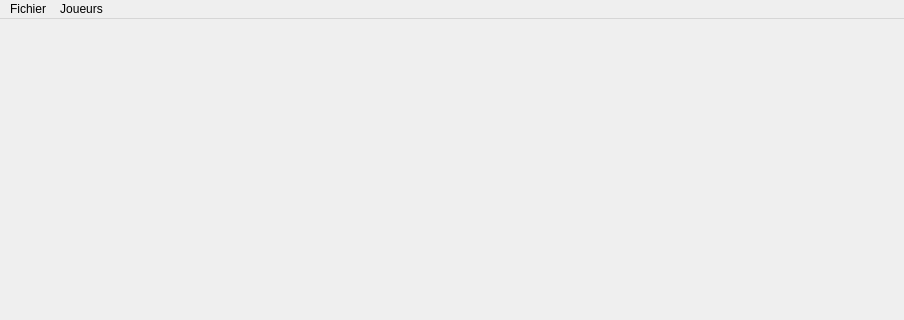
Qt form src/MainWindow.ui (raoulh/pongify) before a commit; both pictures show x 0 to 904 and y 0 to 320 of the 904 by 754 pixel window.
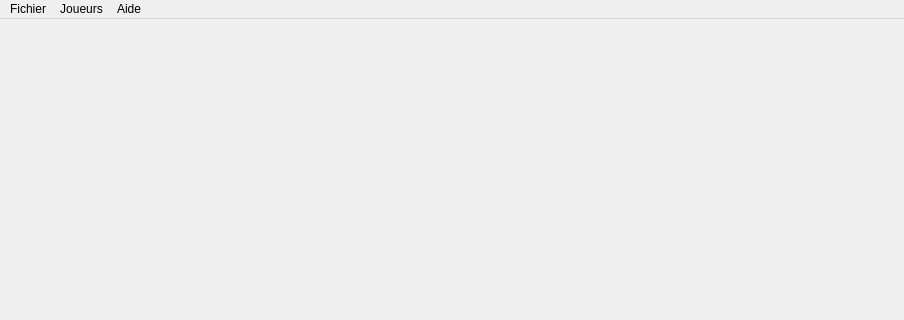
The same form after that commit.

Commit message: add about dialog with version

```diff
--- a/src/MainWindow.ui
+++ b/src/MainWindow.ui
@@ -57,8 +57,15 @@
     <addaction name="actionMettre_jour_la_liste_de_joueur_depuis_le_CDSLS"/>
     <addaction name="actionListe_des_joueurs_du_tournoi"/>
    </widget>
+   <widget class="QMenu" name="menuAide">
+    <property name="title">
+     <string>Aide</string>
+    </property>
+    <addaction name="actionA_propos"/>
+   </widget>
    <addaction name="menuFichier"/>
    <addaction name="menuJoueurs"/>
+   <addaction name="menuAide"/>
   </widget>
   <widget class="QStatusBar" name="statusbar"/>
   <action name="actionQuitter">
```
Left out of the diff: 5 changed lines with no effect on the pictures. The commit also changes 7 other files.
